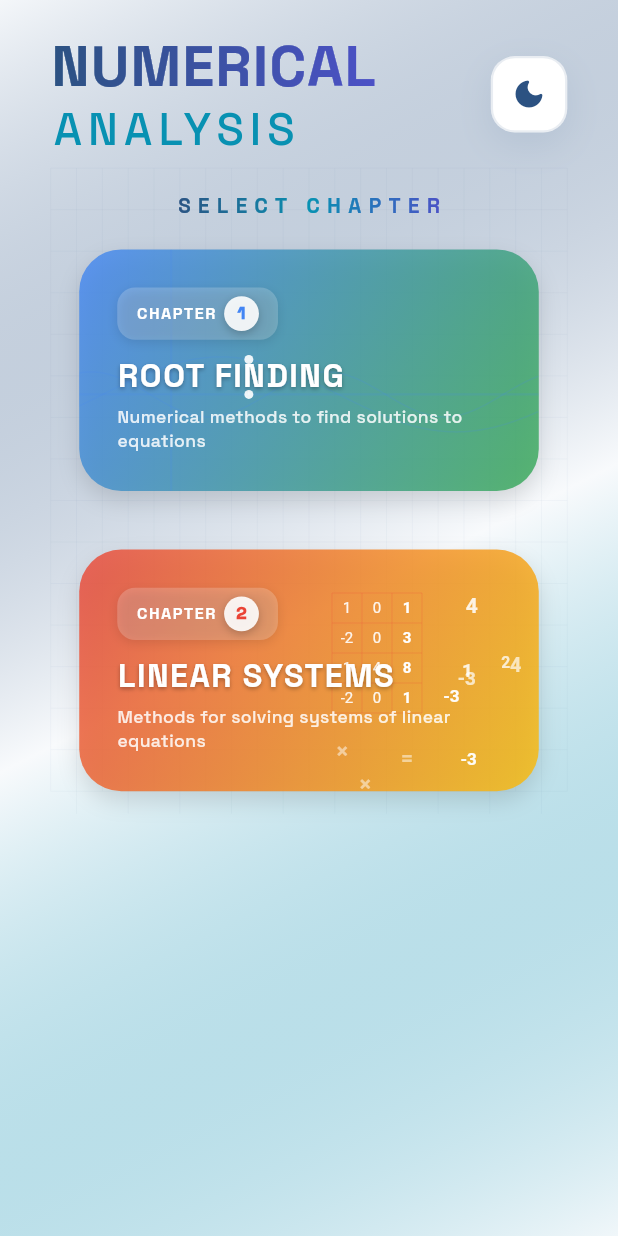
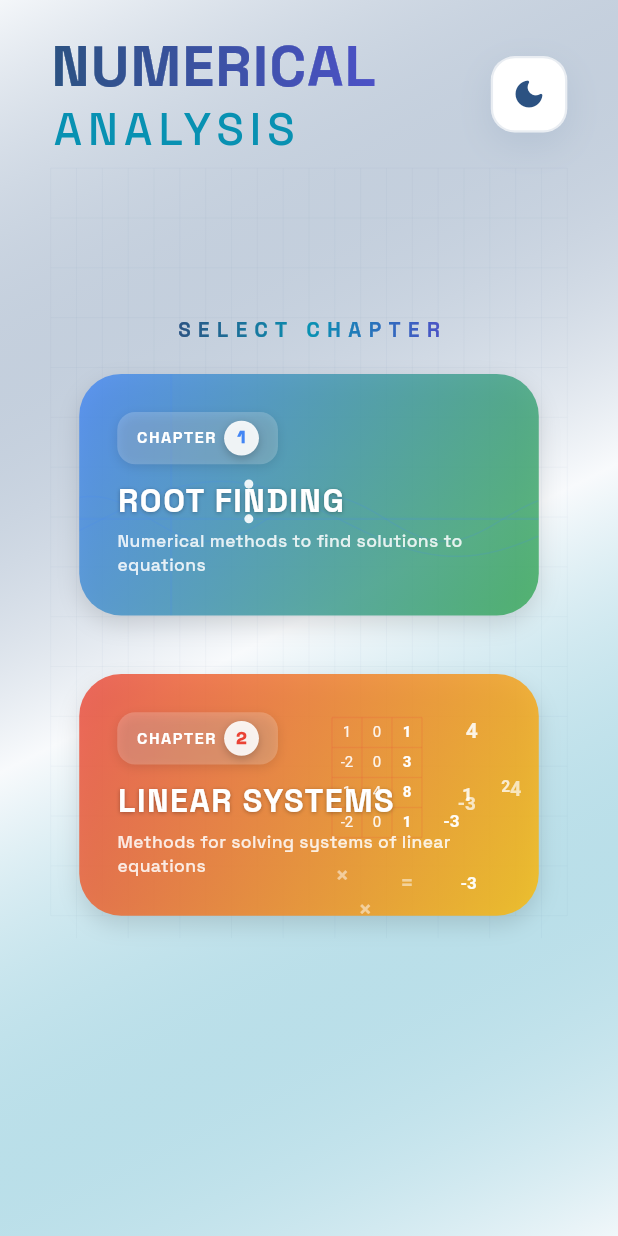
Before and after one commit to tony-saleeb/BT2, a Flutter app: the HomePage screen opened directly, on a phone screen of 412 x 824 dp. Run offline on Flutter 3.47's test engine with Material 3 defaults, Android fonts, the phone set to English and light mode, and no system bars; our stand-ins replace flutter_riverpod, flutter_screenutil, flutter_svg, google_fonts, math_expressions, shared_preferences; accounts and stored records are empty.

Commit message:
Shift chapter selection cards down for better vertical centering

```diff
--- a/lib/main.dart
+++ b/lib/main.dart
@@ -267,7 +267,7 @@
                             // Chapter selection cards
                             Center(
                               child: Padding(
-                                padding: EdgeInsets.only(top: 15.h),
+                                padding: EdgeInsets.only(top: 100.h),
                                 child: Column(
                                   mainAxisAlignment: MainAxisAlignment.start,
                                   children: [
```
Lines whose indentation alone changed are shown as unchanged.
